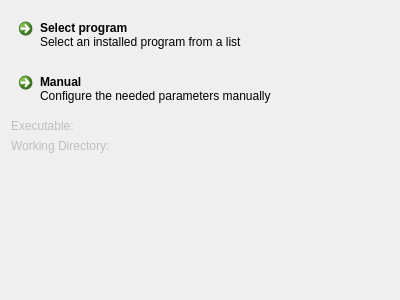
First picture: the form in plugins/Commands/Executable/createexecutablecommandwidget.ui, repository KDE/simon, before the edit.
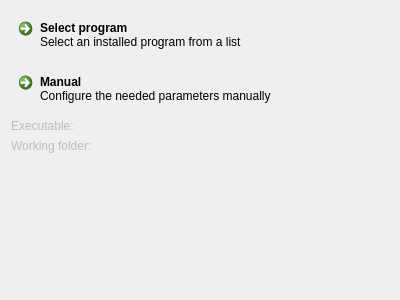
Second picture: the form after the edit. Custom widgets are drawn as their Qt base class.

```diff
--- a/plugins/Commands/Executable/createexecutablecommandwidget.ui
+++ b/plugins/Commands/Executable/createexecutablecommandwidget.ui
@@ -62,7 +62,7 @@
         <bool>false</bool>
        </property>
        <property name="text">
-        <string>Working Directory:</string>
+        <string>Working folder:</string>
        </property>
       </widget>
      </item>
```
